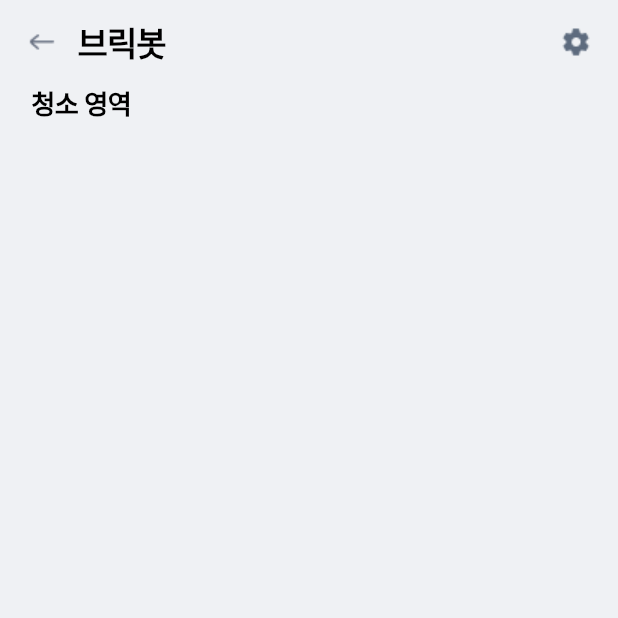
After one commit to songga0/O2thinq, a Flutter app: the DevicePage screen opened directly, after a tap on "브릭봇", on a phone screen of 412 x 824 dp, the top half of it. The commit adds this screen. Run offline on Flutter 3.47's test engine with Material 3 defaults, Android fonts, the phone set to English and light mode, and no system bars; our stand-ins replace permission_handler; missing offline and left inert: flutter_reactive_ble; Roboto replaces fonts that are missing (One UI Sans APP VF).

Commit message:
[청소영역 문구]

```diff
--- a/lib/device.dart
+++ b/lib/device.dart
@@ -1,5 +1,6 @@
 import 'package:flutter/material.dart';
 import 'package:o2thinq/ble.dart';
+import 'device_detail.dart'; // 반드시 추가!
 
 class DevicePage extends StatelessWidget {
   const DevicePage({super.key});
@@ -9,7 +10,6 @@ class DevicePage extends StatelessWidget {
     return Scaffold(
       backgroundColor: const Color(0xFFEFF1F4),
       body: SingleChildScrollView(
-        // 전체 스크롤 가능하게
         child: Column(
           crossAxisAlignment: CrossAxisAlignment.start,
           children: const [
@@ -52,7 +52,7 @@ class HeaderSection extends StatelessWidget {
             width: 20,
             height: 20,
             child: Image.asset(
-              'assets/ListBotton.png', // ▼ 이미지
+              'assets/ListBotton.png',
               fit: BoxFit.contain,
             ),
           ),
@@ -87,22 +87,19 @@ class Devicelist extends StatelessWidget {
         const SizedBox(height: 9),
         Padding(
           padding: const EdgeInsets.symmetric(horizontal: 20),
-          child:  Wrap(
-              alignment: WrapAlignment.start, // ✅ 중앙 정렬 → 왼쪽 정렬
-              spacing: 12,
-              runSpacing: 12,
-              children: const [
-                DeviceCard(deviceName: '오투 로봇청소기'),
-              ],
-            ),
+          child: Wrap(
+            alignment: WrapAlignment.start,
+            spacing: 12,
+            runSpacing: 12,
+            children: const [
+              DeviceCard(deviceName: '브릭봇'),
+            ],
           ),
-
+        ),
       ],
     );
   }
 }
-
-
 
 class DeviceCard extends StatefulWidget {
   final String deviceName;
@@ -123,7 +120,6 @@ class _DeviceCardState extends State<DeviceCard> {
       _isImageOn = !_isImageOn;
     });
 
-    // BLE 연결 상태 체크 후 전송
     if (bleController.isConnected) {
       try {
         if (_isImageOn) {
@@ -136,8 +132,6 @@ class _DeviceCardState extends State<DeviceCard> {
       }
     } else {
       print("BLE 연결 안됨. 연결 후 다시 시도하세요.");
-      // 필요하면 연결 시도 호출 가능
-      // await bleController.connect();
     }
   }
 
@@ -145,10 +139,12 @@ class _DeviceCardState extends State<DeviceCard> {
   Widget build(BuildContext context) {
     return GestureDetector(
       onTap: () {
-        // 선택 상태 토글 (필요 시)
-        setState(() {
-          _isSelected = !_isSelected;
-        });
+        Navigator.push(
+          context,
+          MaterialPageRoute(
+            builder: (context) => DeviceDetailPage(deviceName: widget.deviceName),
+          ),
+        );
       },
       child: Container(
         width: 170,
@@ -167,14 +163,12 @@ class _DeviceCardState extends State<DeviceCard> {
               padding: const EdgeInsets.symmetric(horizontal: 14.0),
               child: Row(
                 mainAxisAlignment: MainAxisAlignment.spaceBetween,
-                crossAxisAlignment: CrossAxisAlignment.start,
                 children: [
                   const Icon(
                     Icons.countertops,
-                    size: 40,   // 기존 Container 크기에 맞게
+                    size: 40,
                     color: Color(0xFF4A58BB),
                   ),
-
                   GestureDetector(
                     onTap: _toggleImage,
                     child: Container(
@@ -222,6 +216,7 @@ class _DeviceCardState extends State<DeviceCard> {
                       letterSpacing: -0.24,
                     ),
                   ),
+
                 ],
               ),
             ),
--- /dev/null
+++ b/lib/device_detail.dart
@@ -0,0 +1,71 @@
+import 'package:flutter/material.dart';
+import 'package:o2thinq/work_setting.dart';
+
+class DeviceDetailPage extends StatelessWidget {
+  final String deviceName;
+
+  const DeviceDetailPage({super.key, required this.deviceName});
+
+  @override
+  Widget build(BuildContext context) {
+    return Scaffold(
+      appBar: TopNav2(deviceName: deviceName),
+      backgroundColor: const Color(0xFFEFF1F4),
+      body: Column(children: [
+        CleanSpace(),
+        SizedBox(height: 12,),
+
+        ],)
+    );
+  }
+}
+
+class TopNav2 extends StatelessWidget implements PreferredSizeWidget {
+  final String deviceName;
+
+  const TopNav2({super.key, required this.deviceName});
+
+  @override
+  Widget build(BuildContext context) {
+    return SafeArea(
+      child: Container(
+        height: 56,
+        padding: const EdgeInsets.symmetric(horizontal: 16),
+        decoration: const BoxDecoration(color: Color(0xFFEFF1F4)),
+        child: Row(
+          mainAxisAlignment: MainAxisAlignment.spaceBetween,
+          children: [
+            Row(
+              children: [
+                GestureDetector(
+                  onTap: () {
+                    Navigator.pop(context); // 뒤로가기
+                  },
+                  child: Image.asset(
+                    'assets/Arrow_Left_Gray.png',
+                    width: 24,
+                    height: 24,
+                  ),
+                ),
+                const SizedBox(width: 12),
+                Text(
+                  deviceName,
+                  style: const TextStyle(
+                    color: Colors.black,
+                    fontSize: 22,
+                    fontWeight: FontWeight.w700,
+                    letterSpacing: -0.66,
+                  ),
+                ),
+              ],
+            ),
+            Image.asset('assets/Setting_Gray.png', width: 24, height: 24),
+          ],
+        ),
+      ),
+    );
+  }
+
+  @override
+  Size get preferredSize => const Size.fromHeight(56);
+}
--- a/lib/home.dart
+++ b/lib/home.dart
@@ -46,7 +46,7 @@ class _HomePageState extends State<HomePage> {
     final text = _textController.text.trim();
     if (text.isEmpty) return;
 
-    await bleController.sendString(text + '\n');
+    await bleController.sendString('$text\n');
     _textController.clear();
   }
 
--- /dev/null
+++ b/lib/work_setting.dart
@@ -0,0 +1,61 @@
+import 'package:flutter/material.dart';
+
+class CleanSpace extends StatelessWidget {
+  @override
+  Widget build(BuildContext context) {
+    return Column(
+      children: [
+        Container(
+          width: 392,
+          height: 658,
+          clipBehavior: Clip.antiAlias,
+          decoration: BoxDecoration(),
+          child: Column(
+            mainAxisSize: MainAxisSize.min,
+            mainAxisAlignment: MainAxisAlignment.start,
+            crossAxisAlignment: CrossAxisAlignment.start,
+            spacing: 20,
+            children: [
+              Container(
+                width: 392,
+                child: Column(
+                  mainAxisSize: MainAxisSize.min,
+                  mainAxisAlignment: MainAxisAlignment.start,
+                  crossAxisAlignment: CrossAxisAlignment.start,
+                  spacing: 9,
+                  children: [
+                    Container(
+                      width: 392,
+                      height: 23,
+                      padding: const EdgeInsets.symmetric(horizontal: 21),
+                      clipBehavior: Clip.antiAlias,
+                      decoration: BoxDecoration(),
+                      child: Row(
+                        mainAxisSize: MainAxisSize.min,
+                        mainAxisAlignment: MainAxisAlignment.start,
+                        crossAxisAlignment: CrossAxisAlignment.center,
+                        children: [
+                          Text(
+                            '청소 영역',
+                            style: TextStyle(
+                              color: Colors.black,
+                              fontSize: 17.45,
+                              fontFamily: 'One UI Sans APP VF',
+                              fontWeight: FontWeight.w700,
+                              letterSpacing: -0.35,
+                            )
+                          )
+                        ]
+                      )
+                    )
+                  ]
+                )
+              )
+            ]
+          )
+        )
+      ]
+    );
+  }
+
+}
--- a/pubspec.yaml
+++ b/pubspec.yaml
@@ -44,3 +44,4 @@ flutter:
     - assets/Right_Blue.png
     - assets/Right.png
     - assets/Setting_Gray.png
+    - assets/cleaner.png
```
Also changed, not shown: 1 other file.
